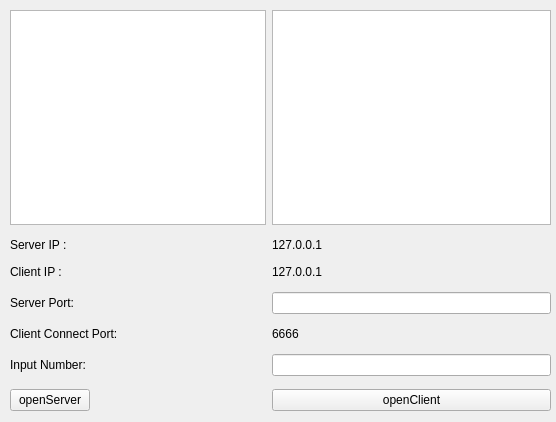
The window that lab5/src/view.ui (kokorosawa/FCU_Network_Programming) describes before a commit, drawn with Qt 5.
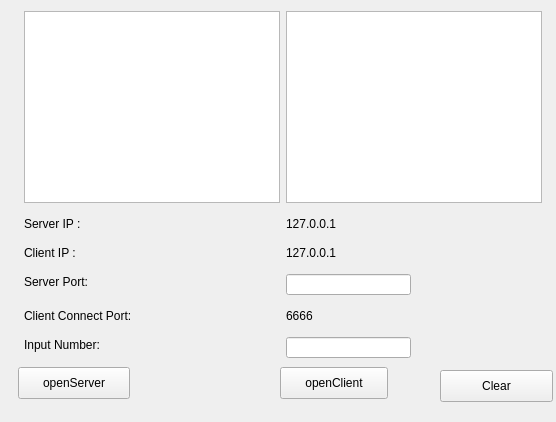
The same window after the commit.

Patch:
```diff
--- a/lab5/src/view.ui
+++ b/lab5/src/view.ui
@@ -13,108 +13,188 @@
   <property name="windowTitle">
    <string>Form</string>
   </property>
-  <widget class="QWidget" name="formLayoutWidget">
+  <widget class="QPushButton" name="clear">
    <property name="geometry">
     <rect>
-     <x>10</x>
-     <y>10</y>
-     <width>541</width>
-     <height>401</height>
+     <x>440</x>
+     <y>370</y>
+     <width>113</width>
+     <height>32</height>
     </rect>
    </property>
-   <layout class="QFormLayout" name="formLayout">
-    <property name="labelAlignment">
-     <set>Qt::AlignLeading|Qt::AlignLeft|Qt::AlignVCenter</set>
-    </property>
-    <property name="horizontalSpacing">
-     <number>6</number>
-    </property>
-    <property name="verticalSpacing">
-     <number>13</number>
-    </property>
-    <item row="0" column="1">
-     <widget class="QTextBrowser" name="clientLog"/>
-    </item>
-    <item row="1" column="0">
-     <widget class="QLabel" name="label">
       <property name="text">
-       <string>Server IP :</string>
-      </property>
-     </widget>
-    </item>
-    <item row="1" column="1">
+    <string>Clear</string>
+   </property>
+  </widget>
      <widget class="QLabel" name="label_5">
+   <property name="geometry">
+    <rect>
+     <x>286</x>
+     <y>216</y>
+     <width>55</width>
+     <height>16</height>
+    </rect>
+   </property>
       <property name="text">
        <string>127.0.0.1</string>
       </property>
      </widget>
-    </item>
-    <item row="2" column="0">
      <widget class="QLabel" name="label_3">
+   <property name="geometry">
+    <rect>
+     <x>24</x>
+     <y>245</y>
+     <width>58</width>
+     <height>16</height>
+    </rect>
+   </property>
       <property name="text">
        <string>Client IP :</string>
       </property>
      </widget>
-    </item>
-    <item row="2" column="1">
      <widget class="QLabel" name="label_6">
+   <property name="geometry">
+    <rect>
+     <x>286</x>
+     <y>245</y>
+     <width>55</width>
+     <height>16</height>
+    </rect>
+   </property>
       <property name="text">
        <string>127.0.0.1</string>
       </property>
      </widget>
-    </item>
-    <item row="3" column="0">
      <widget class="QLabel" name="label_2">
+   <property name="geometry">
+    <rect>
+     <x>24</x>
+     <y>274</y>
+     <width>73</width>
+     <height>16</height>
+    </rect>
+   </property>
       <property name="text">
        <string>Server Port:</string>
       </property>
      </widget>
-    </item>
-    <item row="3" column="1">
-     <widget class="QLineEdit" name="serverPort"/>
-    </item>
-    <item row="4" column="0">
+  <widget class="QLineEdit" name="serverPort">
+   <property name="geometry">
+    <rect>
+     <x>286</x>
+     <y>274</y>
+     <width>125</width>
+     <height>21</height>
+    </rect>
+   </property>
+  </widget>
      <widget class="QLabel" name="label_4">
+   <property name="geometry">
+    <rect>
+     <x>24</x>
+     <y>308</y>
+     <width>123</width>
+     <height>16</height>
+    </rect>
+   </property>
       <property name="text">
        <string>Client Connect Port:</string>
       </property>
      </widget>
-    </item>
-    <item row="4" column="1">
      <widget class="QLabel" name="clientConnectPort">
+   <property name="geometry">
+    <rect>
+     <x>286</x>
+     <y>308</y>
+     <width>33</width>
+     <height>16</height>
+    </rect>
+   </property>
       <property name="text">
        <string>6666</string>
       </property>
      </widget>
-    </item>
-    <item row="5" column="0">
      <widget class="QLabel" name="label_7">
+   <property name="geometry">
+    <rect>
+     <x>24</x>
+     <y>337</y>
+     <width>87</width>
+     <height>16</height>
+    </rect>
+   </property>
       <property name="text">
        <string>Input Number:</string>
       </property>
      </widget>
-    </item>
-    <item row="5" column="1">
-     <widget class="QLineEdit" name="serverPort_2"/>
-    </item>
-    <item row="6" column="0">
-     <widget class="QPushButton" name="openServer">
-      <property name="text">
-       <string>openServer</string>
-      </property>
-     </widget>
-    </item>
-    <item row="6" column="1">
+  <widget class="QTextBrowser" name="serverLog">
+   <property name="geometry">
+    <rect>
+     <x>24</x>
+     <y>11</y>
+     <width>256</width>
+     <height>192</height>
+    </rect>
+   </property>
+  </widget>
      <widget class="QPushButton" name="openClient">
+   <property name="geometry">
+    <rect>
+     <x>280</x>
+     <y>367</y>
+     <width>108</width>
+     <height>32</height>
+    </rect>
+   </property>
       <property name="text">
        <string>openClient</string>
       </property>
      </widget>
-    </item>
-    <item row="0" column="0">
-     <widget class="QTextBrowser" name="serverLog"/>
-    </item>
-   </layout>
+  <widget class="QLabel" name="label">
+   <property name="geometry">
+    <rect>
+     <x>24</x>
+     <y>216</y>
+     <width>63</width>
+     <height>16</height>
+    </rect>
+   </property>
+   <property name="text">
+    <string>Server IP :</string>
+   </property>
+  </widget>
+  <widget class="QPushButton" name="openServer">
+   <property name="geometry">
+    <rect>
+     <x>18</x>
+     <y>367</y>
+     <width>112</width>
+     <height>32</height>
+    </rect>
+   </property>
+   <property name="text">
+    <string>openServer</string>
+   </property>
+  </widget>
+  <widget class="QTextBrowser" name="clientLog">
+   <property name="geometry">
+    <rect>
+     <x>286</x>
+     <y>11</y>
+     <width>256</width>
+     <height>192</height>
+    </rect>
+   </property>
+  </widget>
+  <widget class="QLineEdit" name="inputNum">
+   <property name="geometry">
+    <rect>
+     <x>286</x>
+     <y>337</y>
+     <width>125</width>
+     <height>21</height>
+    </rect>
+   </property>
   </widget>
  </widget>
  <resources/>
```
Lines whose indentation alone changed are shown as unchanged.
